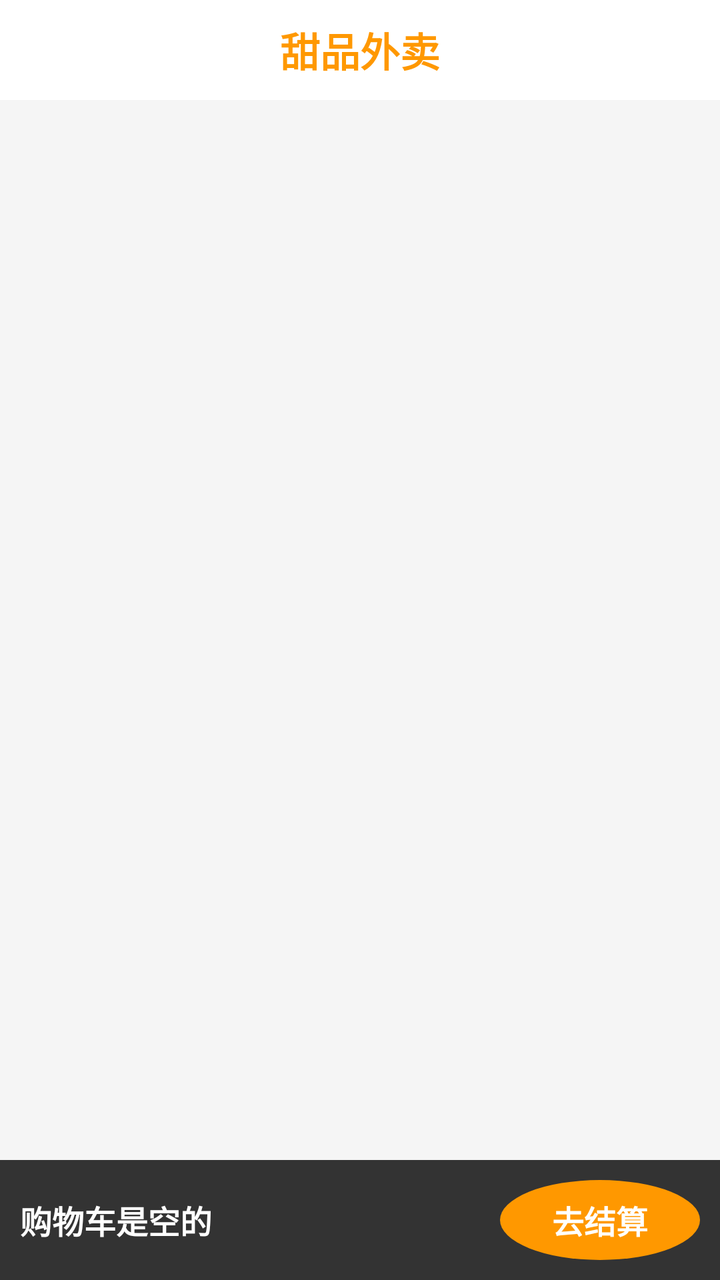
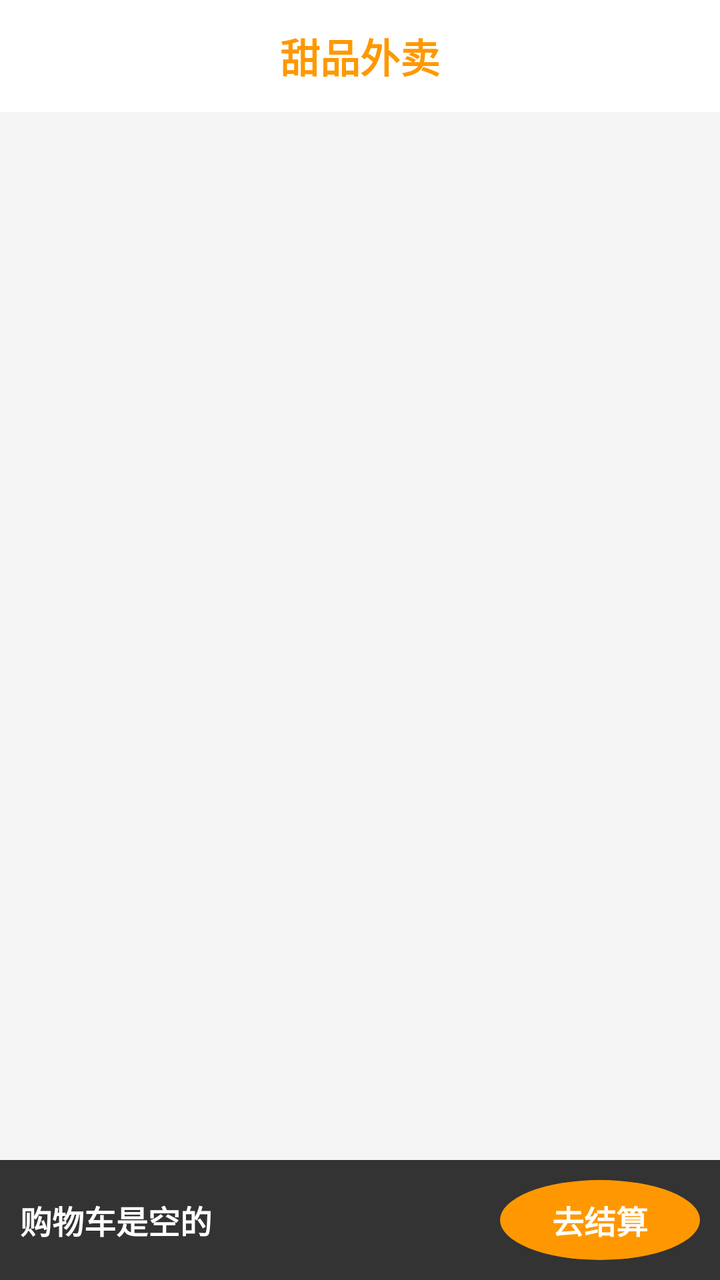

The first picture is an Android layout as it rendered before a commit; the second is the same layout after the commit. The layout source and the unified diff follow.
<!-- AndroidManifest.xml: application theme Theme.End -->
<!-- res/layout/fragment_home.xml -->
<?xml version="1.0" encoding="utf-8"?>
<RelativeLayout xmlns:android="http://schemas.android.com/apk/res/android"
    android:layout_width="match_parent"
    android:layout_height="match_parent"
    android:background="#F5F5F5">

    
    <TextView
        android:id="@+id/tv_title"
        android:layout_width="match_parent"
        android:layout_height="50dp"
        android:background="#FFFFFF"
        android:gravity="center"
        android:text="甜品外卖"
        android:textColor="#FF9800"
        android:textSize="20sp"
        android:textStyle="bold" />

    
    <androidx.recyclerview.widget.RecyclerView
        android:id="@+id/recycler_view_shop"
        android:layout_width="match_parent"
        android:layout_height="match_parent"
        android:layout_below="@id/tv_title"
        android:layout_above="@id/layout_float_cart"
        android:padding="8dp" />

    
    <LinearLayout
        android:id="@+id/layout_float_cart"
        android:layout_width="match_parent"
        android:layout_height="60dp"
        android:layout_alignParentBottom="true"
        android:background="#333333"
        android:gravity="center_vertical"
        android:orientation="horizontal"
        android:padding="10dp">

        <TextView
            android:id="@+id/tv_float_total"
            android:layout_width="0dp"
            android:layout_weight="1"
            android:layout_height="wrap_content"
            android:text="购物车是空的"
            android:textColor="#FFFFFF"
            android:textSize="16sp"
            android:textStyle="bold" />

        <TextView
            android:id="@+id/btn_float_checkout"
            android:layout_width="100dp"
            android:layout_height="40dp"
            android:background="@drawable/bg_circle_orange"
            android:gravity="center"
            android:text="去结算"
            android:textColor="#FFFFFF"
            android:textSize="16sp"
            android:textStyle="bold" />
    </LinearLayout>

</RelativeLayout>
<!-- resources referenced by this layout -->
<resources>
  <!-- drawable bg_circle_orange (drawable) -->
  <shape xmlns:android="http://schemas.android.com/apk/res/android" android:shape="oval">
      <solid android:color="#FF9800"/>
  </shape>
  <style name="Theme.End" parent="Base.Theme.End" />
  <style name="Base.Theme.End" parent="Theme.Material3.DayNight.NoActionBar">
          
          
      </style>
</resources>

<!-- the commit's change to res/layout/fragment_home.xml (unified diff, before → after) -->
@@ -2,13 +2,17 @@
 <RelativeLayout xmlns:android="http://schemas.android.com/apk/res/android"
     android:layout_width="match_parent"
     android:layout_height="match_parent"
-    android:background="#F5F5F5">
+    android:background="#F5F5F5"
+    android:fitsSystemWindows="true"> 
 
     
     <TextView
         android:id="@+id/tv_title"
         android:layout_width="match_parent"
-        android:layout_height="50dp"
+        android:layout_height="wrap_content"
+        android:minHeight="56dp"
+        android:paddingTop="8dp"
+        android:paddingBottom="8dp"
         android:background="#FFFFFF"
         android:gravity="center"
         android:text="甜品外卖"
@@ -57,5 +61,4 @@
             android:textSize="16sp"
             android:textStyle="bold" />
     </LinearLayout>
-
 </RelativeLayout>
